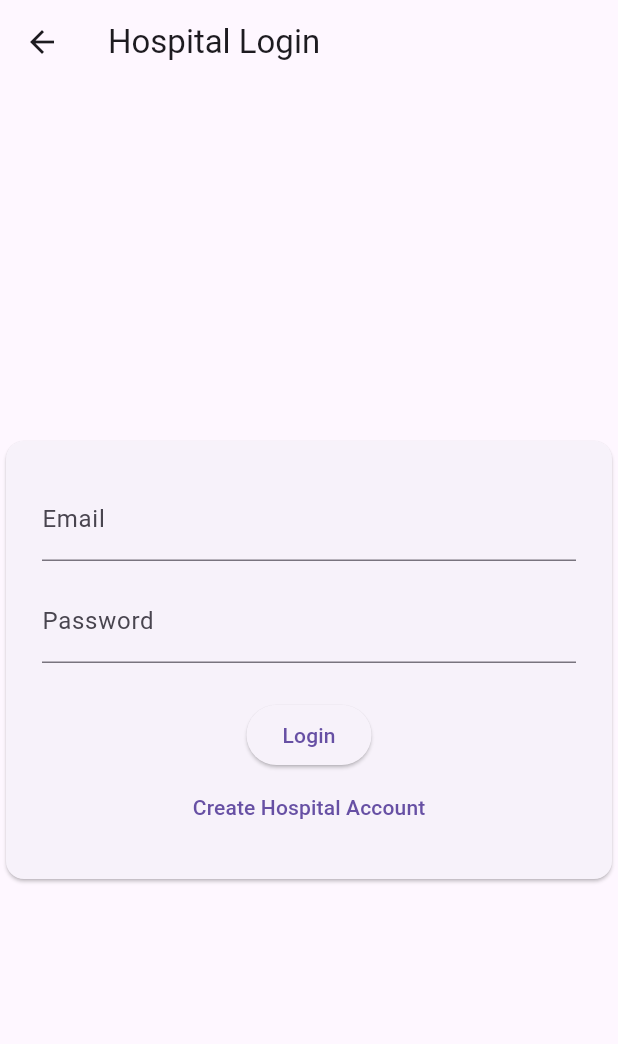
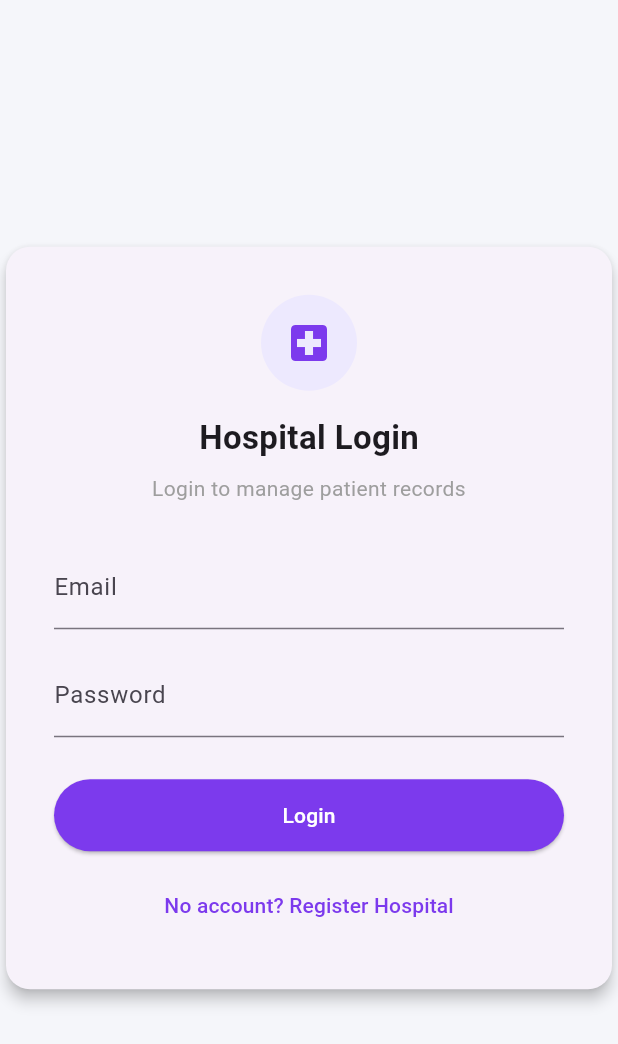
Before and after one commit to AaditAntony/health-connect, a Flutter app: the HospitalLoginPage screen opened directly, on a phone screen of 412 x 824 dp. Shown: the top 1044 px of the screen. Run offline on Flutter 3.47's test engine with Material 3 defaults, Android fonts, the phone set to English and light mode, and no system bars; our stand-ins replace cloud_firestore, file_picker, firebase_auth, firebase_core; accounts and stored records are empty; network calls fail.

Commit message:
the hospital  login page is done and the admin dashboard logout is done'

```diff
--- a/lib/admin/admin_dashboard.dart
+++ b/lib/admin/admin_dashboard.dart
@@ -1,6 +1,7 @@
 import 'package:flutter/material.dart';
 import 'package:firebase_auth/firebase_auth.dart';
 import 'package:health_connect/admin/pending_request_tab.dart';
+import 'package:health_connect/web/admin_login_page.dart';
 
 import 'overview_tab.dart';
 import 'approved_hospitals_tab.dart';
@@ -30,8 +31,8 @@ class _AdminDashboardState extends State<AdminDashboard>
 
   Future<void> logout() async {
     await FirebaseAuth.instance.signOut();
-    // AuthWrapper will automatically redirect
-  }
+    Navigator.pushReplacement(context, MaterialPageRoute(builder:(context)=>AdminLoginPage()))
+;  }
 
   @override
   Widget build(BuildContext context) {
--- a/lib/web/hospital_login_page.dart
+++ b/lib/web/hospital_login_page.dart
@@ -5,6 +5,7 @@ import 'package:cloud_firestore/cloud_firestore.dart';
 import '../hospital/hospital_dashboard.dart';
 import '../hospital/hospital_profile_page.dart';
 import '../hospital/hospital_verification_page.dart';
+
 
 class HospitalLoginPage extends StatefulWidget {
   const HospitalLoginPage({super.key});
@@ -24,10 +25,53 @@ class _HospitalLoginPageState extends State<HospitalLoginPage> {
     setState(() => loading = true);
 
     try {
-      // ---------------- REGISTER ----------------
-      if (!isLogin) {
-        final cred =
-        await FirebaseAuth.instance.createUserWithEmailAndPassword(
+      UserCredential cred;
+
+      if (isLogin) {
+        // ---------- LOGIN ----------
+        cred = await FirebaseAuth.instance.signInWithEmailAndPassword(
+          email: emailController.text.trim(),
+          password: passwordController.text.trim(),
+        );
+
+        final doc = await FirebaseFirestore.instance
+            .collection('accounts')
+            .doc(cred.user!.uid)
+            .get();
+
+        if (!doc.exists || doc['role'] != 'hospital') {
+          await FirebaseAuth.instance.signOut();
+          throw "Not a hospital account";
+        }
+
+        final data = doc.data() as Map<String, dynamic>;
+
+        // ---------- ROUTING ----------
+        if (data['profileSubmitted'] != true) {
+          Navigator.pushReplacement(
+            context,
+            MaterialPageRoute(
+              builder: (_) => const HospitalProfilePage(),
+            ),
+          );
+        } else if (data['approved'] != true) {
+          Navigator.pushReplacement(
+            context,
+            MaterialPageRoute(
+              builder: (_) => const HospitalVerificationPage(),
+            ),
+          );
+        } else {
+          Navigator.pushReplacement(
+            context,
+            MaterialPageRoute(
+              builder: (_) => const HospitalDashboard(),
+            ),
+          );
+        }
+      } else {
+        // ---------- REGISTER ----------
+        cred = await FirebaseAuth.instance.createUserWithEmailAndPassword(
           email: emailController.text.trim(),
           password: passwordController.text.trim(),
         );
@@ -39,72 +83,25 @@ class _HospitalLoginPageState extends State<HospitalLoginPage> {
           "email": emailController.text.trim(),
           "role": "hospital",
           "approved": false,
-          "profileSubmitted": false, // 🔑 IMPORTANT
+          "profileSubmitted": false,
         });
 
         await FirebaseAuth.instance.signOut();
 
         ScaffoldMessenger.of(context).showSnackBar(
           const SnackBar(
-            content: Text("Registration successful. Please login."),
+            content: Text(
+              "Registration successful. Please login and complete your hospital profile.",
+            ),
           ),
         );
 
-
-        setState(() {
-          isLogin = true;
-          loading = false;
-        });
-        return;
-
+        setState(() => isLogin = true);
       }
-
-      // ---------------- LOGIN ----------------
-      final cred =
-      await FirebaseAuth.instance.signInWithEmailAndPassword(
-        email: emailController.text.trim(),
-        password: passwordController.text.trim(),
+    } catch (e) {
+      ScaffoldMessenger.of(context).showSnackBar(
+        SnackBar(content: Text(e.toString())),
       );
-
-      final doc = await FirebaseFirestore.instance
-          .collection('accounts')
-          .doc(cred.user!.uid)
-          .get();
-
-      final data = doc.data() as Map<String, dynamic>;
-
-      // ---- PROFILE NOT SUBMITTED ----
-      if (data['profileSubmitted'] == false) {
-        Navigator.pushReplacement(
-          context,
-          MaterialPageRoute(
-            builder: (_) => const HospitalProfilePage(),
-          ),
-        );
-        return;
-      }
-
-      // ---- PROFILE SUBMITTED BUT NOT APPROVED ----
-      if (data['approved'] == false) {
-        Navigator.pushReplacement(
-          context,
-          MaterialPageRoute(
-            builder: (_) => const HospitalVerificationPage(),
-          ),
-        );
-        return;
-      }
-
-      // ---- APPROVED ----
-      Navigator.pushReplacement(
-        context,
-        MaterialPageRoute(
-          builder: (_) => const HospitalDashboard(),
-        ),
-      );
-    } catch (e) {
-      ScaffoldMessenger.of(context)
-          .showSnackBar(SnackBar(content: Text(e.toString())));
     }
 
     setState(() => loading = false);
@@ -113,38 +110,102 @@ class _HospitalLoginPageState extends State<HospitalLoginPage> {
   @override
   Widget build(BuildContext context) {
     return Scaffold(
-      appBar:
-      AppBar(title: Text(isLogin ? "Hospital Login" : "Register Hospital")),
+      backgroundColor: const Color(0xFFF5F6FA),
       body: Center(
         child: SizedBox(
           width: 420,
           child: Card(
+            elevation: 4,
+            shape: RoundedRectangleBorder(
+              borderRadius: BorderRadius.circular(16),
+            ),
             child: Padding(
-              padding: const EdgeInsets.all(24),
+              padding: const EdgeInsets.all(32),
               child: Column(
                 mainAxisSize: MainAxisSize.min,
                 children: [
+                  // ---------- ICON ----------
+                  Container(
+                    width: 64,
+                    height: 64,
+                    decoration: BoxDecoration(
+                      color: const Color(0xFFEDE9FE),
+                      shape: BoxShape.circle,
+                    ),
+                    child: const Icon(
+                      Icons.local_hospital,
+                      color: Color(0xFF7C3AED),
+                      size: 32,
+                    ),
+                  ),
+
+                  const SizedBox(height: 16),
+
+                  // ---------- TITLE ----------
+                  Text(
+                    isLogin ? "Hospital Login" : "Hospital Registration",
+                    style: const TextStyle(
+                      fontSize: 22,
+                      fontWeight: FontWeight.bold,
+                    ),
+                  ),
+
+                  const SizedBox(height: 8),
+
+                  Text(
+                    isLogin
+                        ? "Login to manage patient records"
+                        : "Register your hospital for admin approval",
+                    textAlign: TextAlign.center,
+                    style: const TextStyle(color: Colors.grey),
+                  ),
+
+                  const SizedBox(height: 28),
+
                   TextField(
                     controller: emailController,
                     decoration: const InputDecoration(labelText: "Email"),
                   ),
-                  const SizedBox(height: 12),
+                  const SizedBox(height: 16),
+
                   TextField(
                     controller: passwordController,
                     obscureText: true,
                     decoration: const InputDecoration(labelText: "Password"),
                   ),
-                  const SizedBox(height: 24),
-                  ElevatedButton(
-                    onPressed: loading ? null : submit,
-                    child: Text(isLogin ? "Login" : "Register"),
+
+                  const SizedBox(height: 28),
+
+                  SizedBox(
+                    width: double.infinity,
+                    height: 48,
+                    child: ElevatedButton(
+                      onPressed: loading ? null : submit,
+                      style: ElevatedButton.styleFrom(
+                        backgroundColor: const Color(0xFF7C3AED),
+                      ),
+                      child: Text(
+                        loading
+                            ? "Please wait..."
+                            : isLogin
+                            ? "Login"
+                            : "Register",
+                        style: const TextStyle(color: Colors.white),
+                      ),
+                    ),
                   ),
+
+                  const SizedBox(height: 12),
+
                   TextButton(
-                    onPressed: () => setState(() => isLogin = !isLogin),
+                    onPressed: () {
+                      setState(() => isLogin = !isLogin);
+                    },
                     child: Text(
                       isLogin
-                          ? "Create Hospital Account"
-                          : "Already have an account? Login",
+                          ? "No account? Register Hospital"
+                          : "Already registered? Login",
+                      style: const TextStyle(color: Color(0xFF7C3AED)),
                     ),
                   ),
                 ],
```
